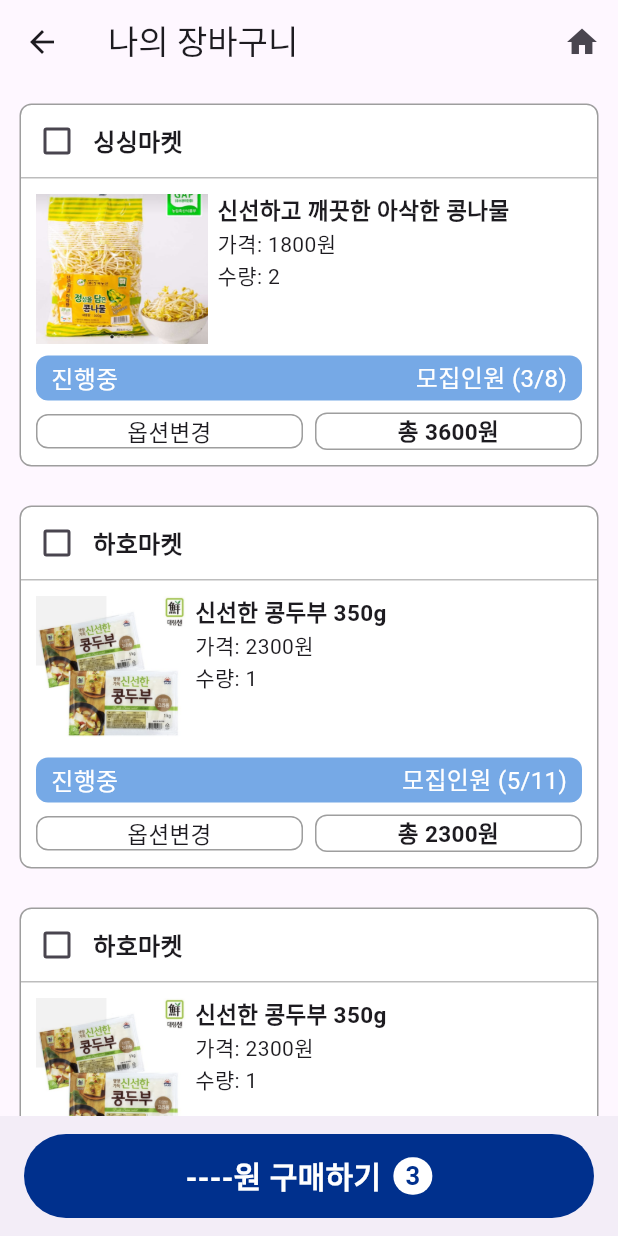
After one commit to seozihyeon/GDSC_MiniProject, a Flutter app: the MyCartPage screen opened directly, on a phone screen of 412 x 824 dp. The commit adds this screen. Run offline on Flutter 3.47's test engine with Material 3 defaults, Android fonts, the phone set to English and light mode, and no system bars.

Commit message:
add_2 mycart front

```diff
--- a/lib/main.dart
+++ b/lib/main.dart
@@ -1,4 +1,5 @@
 import 'package:flutter/material.dart';
+import 'package:miniproject/mycart.dart';
 import 'market.dart';
 import 'product_detail.dart';
 import 'package:miniproject/login.dart';
@@ -115,7 +116,7 @@ class HomeScreen extends StatelessWidget {
       child: Column(
         children: [
           const SizedBox(height: 30),
-          _buildCustomAppBar(),
+          _buildCustomAppBar(context),
           const SizedBox(height: 20),
           _buildSearchBar(),
           _buildCategorySection(),
@@ -127,7 +128,7 @@ class HomeScreen extends StatelessWidget {
     );
   }
 
-  Widget _buildCustomAppBar() {
+  Widget _buildCustomAppBar(BuildContext context) {
     return Padding(
       padding: const EdgeInsets.symmetric(horizontal: 16.0),
       child: Row(
@@ -143,7 +144,15 @@ class HomeScreen extends StatelessWidget {
               ),
             ],
           ),
-          Icon(Icons.shopping_cart, color: Colors.black),
+          GestureDetector(
+            onTap: () {
+              Navigator.push(
+                context,
+                MaterialPageRoute(builder: (context) => MyCartPage()),
+              );
+            },
+            child: Icon(Icons.shopping_cart, color: Colors.black),
+          ),
         ],
       ),
     );
--- /dev/null
+++ b/lib/mycart.dart
@@ -0,0 +1,191 @@
+import 'package:flutter/material.dart';
+
+class MyCartPage extends StatefulWidget {
+  const MyCartPage({super.key});
+
+  @override
+  State<MyCartPage> createState() => _MyCartPageState();
+}
+
+class _MyCartPageState extends State<MyCartPage> {
+  @override
+  Widget build(BuildContext context) {
+    return Scaffold(
+      appBar: AppBar(
+        leading: IconButton(
+          icon: Icon(Icons.arrow_back),
+          onPressed: () {
+            Navigator.of(context).pop();
+          },
+        ),
+        title: Text('나의 장바구니'),
+        actions: [
+          IconButton(
+            icon: Icon(Icons.home),
+            onPressed: () {
+              // Implement action for home icon
+            },
+          ),
+        ],
+      ),
+      body: SingleChildScrollView(
+        child: Column(
+          children: [
+            CartItem(Mname: "싱싱마켓", Pname: "신선하고 깨끗한 아삭한 콩나물", Pimg: 'assets/images/veg2.png', Team: "진행중", price: 1800, quantity: 2, currentNum: 3, totalNum: 8),
+            CartItem(Mname: "하호마켓", Pname: "신선한 콩두부 350g", Pimg: 'assets/images/tofu.png', Team: "진행중", price: 2300, quantity: 1, currentNum: 5, totalNum: 11),
+            CartItem(Mname: "하호마켓", Pname: "신선한 콩두부 350g", Pimg: 'assets/images/tofu.png', Team: "진행중", price: 2300, quantity: 1, currentNum: 5, totalNum: 11),
+          ],
+        ),
+      ),
+      bottomNavigationBar: BottomAppBar(
+        child: Container(
+          decoration: BoxDecoration(
+            borderRadius: BorderRadius.circular(30),
+            color: Color(0xFF00308D),
+          ),
+          child: Center(child: Row(
+            mainAxisAlignment: MainAxisAlignment.center,
+            children: [
+              Text('----원 구매하기', style: TextStyle(color: Colors.white, fontSize: 20, fontWeight: FontWeight.bold), textAlign: TextAlign.center,),
+              SizedBox(width: 8,),
+              Container(padding:EdgeInsets.symmetric(horizontal: 8, vertical: 0.5), decoration: BoxDecoration(borderRadius: BorderRadius.circular(900), color: Colors.white), child: Text('3', style: TextStyle(color: Color(0xFF00308D), fontWeight: FontWeight.bold, fontSize: 17),),)
+            ],
+          )),
+        ),
+      ),
+    );
+  }
+}
+
+class CartItem extends StatefulWidget {
+  final String Mname;
+  final String Pname;
+  final String Pimg;
+  final String Team;
+  final int price;
+  final int quantity;
+  final int currentNum;
+  final int totalNum;
+
+  CartItem({
+    required this.Mname,
+    required this.Pname,
+    required this.Pimg,
+    required this.Team,
+    required this.price,
+    required this.quantity,
+    required this.currentNum,
+    required this.totalNum,
+  });
+
+  @override
+  _CartItemState createState() => _CartItemState();
+}
+
+class _CartItemState extends State<CartItem> {
+  bool isChecked = false;
+
+  @override
+  Widget build(BuildContext context) {
+    return Padding(
+      padding: const EdgeInsets.all(13.0),
+      child: Container(
+        decoration: BoxDecoration(
+          color: Colors.white,
+          borderRadius: BorderRadius.circular(8.0),
+          border: Border.all(
+            color: Colors.grey,
+            width: 1,
+          ),
+        ),
+        child: Column(
+          crossAxisAlignment: CrossAxisAlignment.start,
+          children: [
+            Row(
+              children: [
+                Checkbox(
+                  value: isChecked,
+                  onChanged: (bool? newValue) {
+                    setState(() {
+                      isChecked = newValue ?? false;
+                    });
+                  },
+                ),
+                Text(
+                  widget.Mname,
+                  style: TextStyle(fontSize: 16, fontWeight: FontWeight.bold),
+                ),
+              ],
+            ),
+            Container(
+              height: 1.0,
+              color: Colors.grey.shade400,
+            ),
+            Container(
+              padding: EdgeInsets.all(10),
+              child: Column(
+                children: [
+                  Row(
+                    crossAxisAlignment: CrossAxisAlignment.start,
+                    children: [
+                      Image.asset(
+                        widget.Pimg,
+                        fit: BoxFit.cover,
+                        height: 100,
+                      ),
+                      SizedBox(width: 6,),
+                      Column(
+                        crossAxisAlignment: CrossAxisAlignment.start,
+                        children: [
+                          Text('${widget.Pname}', style: TextStyle(fontWeight: FontWeight.bold, fontSize: 15), ),
+                          Text('가격: ${widget.price}원'),
+                          Text('수량: ${widget.quantity}'),
+                        ],
+                      )
+                    ],
+                  ),
+                  SizedBox(height: 8,),
+                  Container(
+                    decoration: BoxDecoration(
+                        color: Color(0xFF76A9E6),
+                        borderRadius: BorderRadius.circular(8)
+                    ),
+                    child: Padding(
+                      padding: EdgeInsets.symmetric(horizontal: 10, vertical: 3),
+                      child: Row(
+                        mainAxisAlignment: MainAxisAlignment.spaceBetween,
+                        children: [
+                          Text('${widget.Team}', style: TextStyle(color: Colors.white, fontSize: 16),),
+                          Text('모집인원 (${widget.currentNum}/${widget.totalNum})', style: TextStyle(color: Colors.white, fontSize: 16),)
+                        ],
+                      ),
+                    ),
+                  ),
+                  SizedBox(height: 8,),
+                  Row(
+                    mainAxisAlignment: MainAxisAlignment.spaceBetween,
+                    children: [
+                      Expanded(
+                        child: Container(
+                          decoration: BoxDecoration(border: Border.all(color: Colors.grey, width: 1,), borderRadius: BorderRadius.circular(8)),
+                          child: Text('옵션변경', textAlign: TextAlign.center, style: TextStyle(fontSize: 15),),
+                        ),
+                      ),
+                      SizedBox(width: 8,),
+                      Expanded(
+                        child: Container(
+                          decoration: BoxDecoration(border: Border.all(color: Colors.grey, width: 1,), borderRadius: BorderRadius.circular(8)),
+                          child: Text('총 ${widget.price * widget.quantity}원', textAlign: TextAlign.center, style: TextStyle(fontWeight: FontWeight.bold, fontSize: 15),),
+                        ),
+                      )
+                    ],
+                  )
+                ],
+              ),
+            ),
+          ],
+        ),
+      ),
+    );
+  }
+}
```
